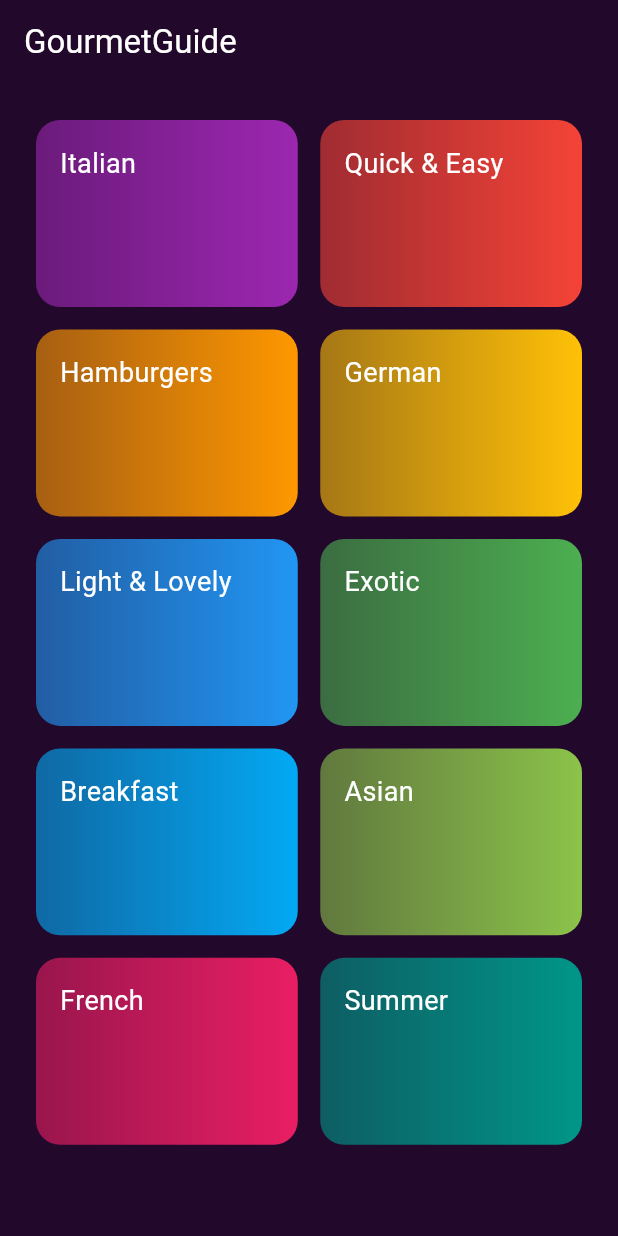
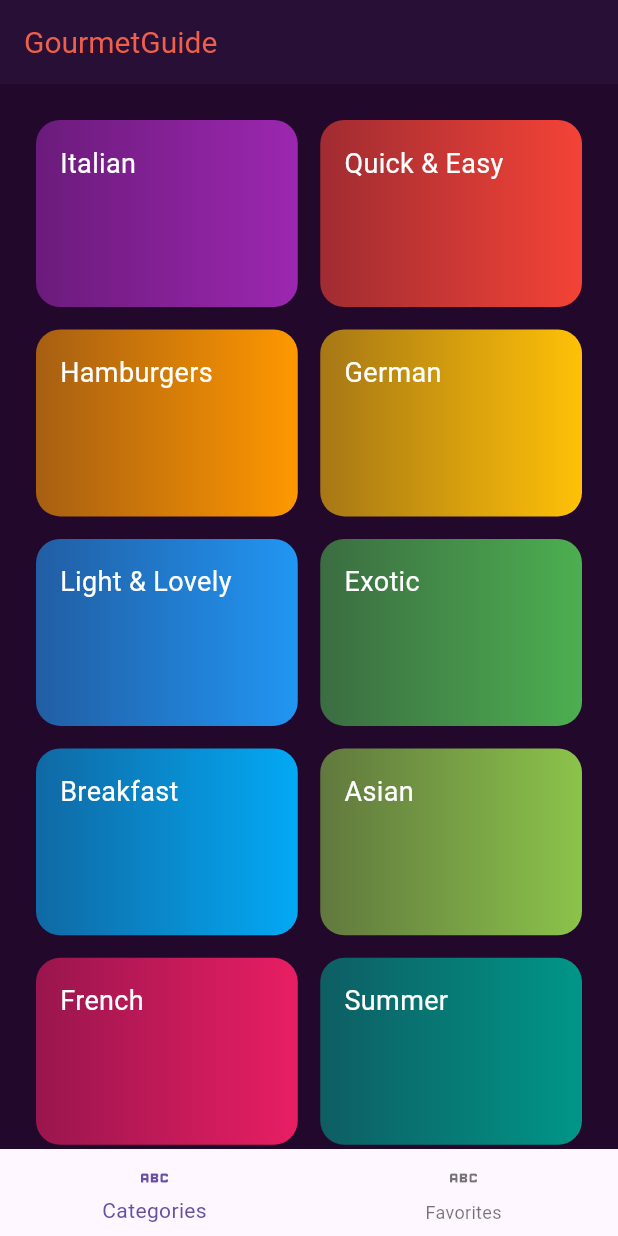
Before and after one commit to Sarthakpurii/GourmetGuide, a Flutter app: the screen it shows after launch, on a phone screen of 412 x 824 dp. Run offline on Flutter 3.47's test engine with Material 3 defaults, Android fonts, the phone set to English and light mode, and no system bars; our stand-ins replace google_fonts, transparent_image; Roboto replaces fonts that are missing (Philosopher, Salsa).

Commit message:
added tab categories

```diff
--- a/lib/screens/categories-screen.dart
+++ b/lib/screens/categories-screen.dart
@@ -18,9 +18,7 @@ class CategoriesScreen extends StatelessWidget {
 
   @override
   Widget build(context) {
-    return Scaffold(
-      appBar: AppBar(title: const Text("GourmetGuide")),
-      body: GridView(
+    return GridView(
         gridDelegate: const SliverGridDelegateWithFixedCrossAxisCount(
             crossAxisCount: 2,
             crossAxisSpacing: 15,
@@ -35,7 +33,6 @@ class CategoriesScreen extends StatelessWidget {
                   },
                 ))
             .toList(),
-      ),
     );
   }
 }
--- a/lib/screens/home-screen.dart
+++ b/lib/screens/home-screen.dart
@@ -0,0 +1,65 @@
+
+import 'package:flutter/material.dart';
+import 'package:gourmet/models/meal.dart';
+import 'package:gourmet/screens/categories-screen.dart';
+import 'package:gourmet/screens/meals-screen.dart';
+
+class HomeScreen extends StatefulWidget{
+  const HomeScreen({super.key});
+
+  @override
+  State<HomeScreen> createState(){
+    return _HomeScreenState();
+  }
+}
+
+class _HomeScreenState extends State<HomeScreen>{
+
+  int _selectedPageIndex=0;
+  List<Meal> _favoriteMeals=[];
+
+  void _selectPage(int index){
+    setState(() {
+      _selectedPageIndex=index;
+    });
+  }
+
+  void _toggleFavorites(Meal meal){
+    bool exist=_favoriteMeals.contains(meal);
+
+    if (exist){
+      setState(() {
+        _favoriteMeals.remove(meal);
+      });
+    } else {
+      _favoriteMeals.add(meal);
+    }
+  }
+
+  @override
+  Widget build(context){
+
+    Widget selectedPage=const CategoriesScreen();
+    String selectedPageTitle='GourmetGuide';
+
+    if (_selectedPageIndex==1){
+      selectedPage=const MealsScreen(meals: []);
+      selectedPageTitle='Favorites';
+    }
+
+
+
+    return Scaffold(
+      appBar: AppBar(title: Text(selectedPageTitle)),
+
+      body: selectedPage,
+
+      bottomNavigationBar: BottomNavigationBar(
+        onTap: (index){_selectPage(index);},
+        items: const [
+        BottomNavigationBarItem(icon: Icon(Icons.abc),label: 'Categories'),
+        BottomNavigationBarItem(icon: Icon(Icons.abc),label: 'Favorites'),
+        ]),
+    );
+  }
+}
--- a/lib/screens/meal-item-screen.dart
+++ b/lib/screens/meal-item-screen.dart
@@ -13,6 +13,7 @@ class MealItemScreen extends StatelessWidget {
     return Scaffold(
       appBar: AppBar(
         title: Text(meal.title),
+        actions: [IconButton(onPressed: (){}, icon: Icon(Icons.star))],
       ),
       body: SingleChildScrollView(
         child: Column(
```
Also changed, not shown: lib/main.dart (+11 -4 lines), lib/screens/meals-screen.dart (+8 -3 lines).
